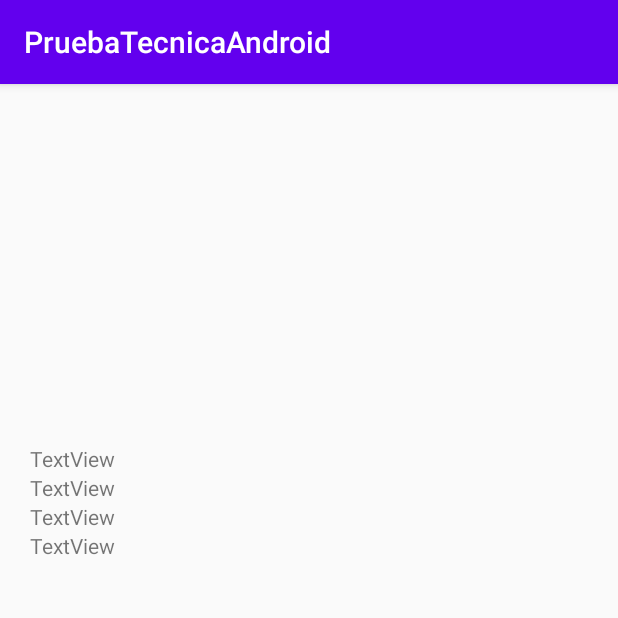
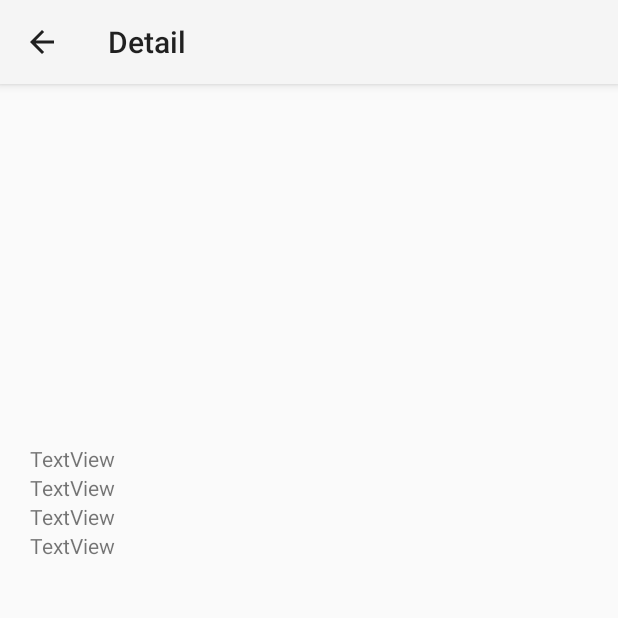
Before and after one commit to jlroyo1991/PruebaTecnicaAndroid, an Android app: the DetailActivity screen opened directly, with no data from a screen before it, on a phone screen of 412 x 824 dp, the top half of it. Run offline under Robolectric (Android 15) with nearby library versions, the phone set to English and light mode, and no system bars; our stand-ins replace Dagger/Hilt's generated code; pictures from the network do not load; 1 statement that could not run was skipped.

```diff
--- a/app/src/main/AndroidManifest.xml
+++ b/app/src/main/AndroidManifest.xml
@@ -9,7 +9,7 @@
         android:label="@string/app_name"
         android:roundIcon="@mipmap/ic_launcher_round"
         android:supportsRtl="true"
-        android:theme="@style/AppTheme">
+        android:theme="@style/Theme.AppCompat.Light.NoActionBar">
         <activity android:name=".presentation.view.SearchActivity">
             <intent-filter>
                 <action android:name="android.intent.action.MAIN" />
@@ -19,7 +19,5 @@
         </activity>
 
         <activity android:name=".presentation.view.DetailActivity"/>
-
     </application>
-
 </manifest>
--- a/app/src/main/java/com/example/pruebatecnicaandroid/presentation/view/DetailActivity.java
+++ b/app/src/main/java/com/example/pruebatecnicaandroid/presentation/view/DetailActivity.java
@@ -2,10 +2,12 @@ package com.example.pruebatecnicaandroid.presentation.view;
 
 import android.content.Intent;
 import android.os.Bundle;
+import android.view.View;
 import android.widget.ImageView;
 import android.widget.TextView;
 
 import androidx.appcompat.app.AppCompatActivity;
+import androidx.appcompat.widget.Toolbar;
 import androidx.lifecycle.ViewModelProviders;
 
 import com.bumptech.glide.Glide;
@@ -35,7 +37,17 @@ public class DetailActivity extends AppCompatActivity {
 
         getExtras();
         initViews();
+        initToolbar();
         initViewModel();
+    }
+
+
+    private void initToolbar() {
+        Toolbar myToolbar = findViewById(R.id.detail_toolbar);
+        setSupportActionBar(myToolbar);
+        getSupportActionBar().setTitle(getString(R.string.detail_string));
+        getSupportActionBar().setDisplayHomeAsUpEnabled(true);
+        myToolbar.setNavigationOnClickListener(v -> onBackPressed());
     }
 
     private void initViews() {
--- a/app/src/main/java/com/example/pruebatecnicaandroid/presentation/view/SearchActivity.java
+++ b/app/src/main/java/com/example/pruebatecnicaandroid/presentation/view/SearchActivity.java
@@ -2,7 +2,6 @@ package com.example.pruebatecnicaandroid.presentation.view;
 
 import android.content.Intent;
 import android.os.Bundle;
-import android.view.View;
 
 import androidx.appcompat.app.AppCompatActivity;
 import androidx.appcompat.widget.SearchView;
@@ -15,8 +14,8 @@ import com.example.pruebatecnicaandroid.R;
 import com.example.pruebatecnicaandroid.domain.entities.collection.Photo;
 import com.example.pruebatecnicaandroid.domain.entities.collection.PhotosCollection;
 import com.example.pruebatecnicaandroid.presentation.adapter.ListItemClickListener;
+import com.example.pruebatecnicaandroid.presentation.adapter.PhotosAdapter;
 import com.example.pruebatecnicaandroid.presentation.viewmodel.FlckrCollectionViewModel;
-import com.example.pruebatecnicaandroid.presentation.adapter.PhotosAdapter;
 
 import java.util.ArrayList;
 
@@ -29,6 +28,7 @@ public class SearchActivity extends AppCompatActivity implements ListItemClickLi
 
     private static final String SECRET = "SECRET";
     private static final String PHOTOID = "PHOTOID";
+    private static final String Title = "Detalle";
     private FlckrCollectionViewModel flckrCollectionViewModel;
     private ArrayList<Photo> photosArrayList = new ArrayList<>();
     private RecyclerView photosRecyclerView;
@@ -64,6 +64,9 @@ public class SearchActivity extends AppCompatActivity implements ListItemClickLi
     private void initViews() {
         photosRecyclerView = findViewById(R.id.photos_list);
         simpleSearchView = findViewById(R.id.photos_search_view);
+        simpleSearchView.setQueryHint(getString(R.string.search_string));
+        simpleSearchView.setIconified(false);
+
     }
 
     private void initSearchViewListener() {
--- a/app/src/main/res/layout/activity_detail.xml
+++ b/app/src/main/res/layout/activity_detail.xml
@@ -6,14 +6,24 @@
     android:layout_width="match_parent"
     android:layout_height="match_parent">
 
+    <androidx.appcompat.widget.Toolbar
+        android:id="@+id/detail_toolbar"
+        android:layout_width="match_parent"
+        android:layout_height="?attr/actionBarSize"
+        android:background="?attr/colorPrimary"
+        android:elevation="4dp"
+        android:theme="@style/ThemeOverlay.AppCompat.ActionBar"
+        app:layout_constraintTop_toTopOf="parent"
+        app:popupTheme="@style/ThemeOverlay.AppCompat.Light" />
+
     <ImageView
-        android:layout_marginTop="20dp"
         android:id="@+id/detail_imageview"
         android:layout_width="300dp"
         android:layout_height="200dp"
+        android:layout_marginTop="20dp"
         app:layout_constraintEnd_toEndOf="parent"
         app:layout_constraintStart_toStartOf="parent"
-        app:layout_constraintTop_toTopOf="parent"
+        app:layout_constraintTop_toBottomOf="@+id/detail_toolbar"
         tools:srcCompat="@tools:sample/avatars" />
 
     <TextView
--- a/app/src/main/res/layout/activity_main.xml
+++ b/app/src/main/res/layout/activity_main.xml
@@ -7,6 +7,7 @@
     xmlns:tools="http://schemas.android.com/tools"
     tools:context=".presentation.view.SearchActivity"
     xmlns:android="http://schemas.android.com/apk/res/android">
+
 
     <androidx.appcompat.widget.SearchView
         android:id="@+id/photos_search_view"
--- a/app/src/main/res/values/strings.xml
+++ b/app/src/main/res/values/strings.xml
@@ -1,3 +1,5 @@
 <resources>
     <string name="app_name">PruebaTecnicaAndroid</string>
+    <string name="detail_string">Detail</string>
+    <string name="search_string">Search images...</string>
 </resources>
```
